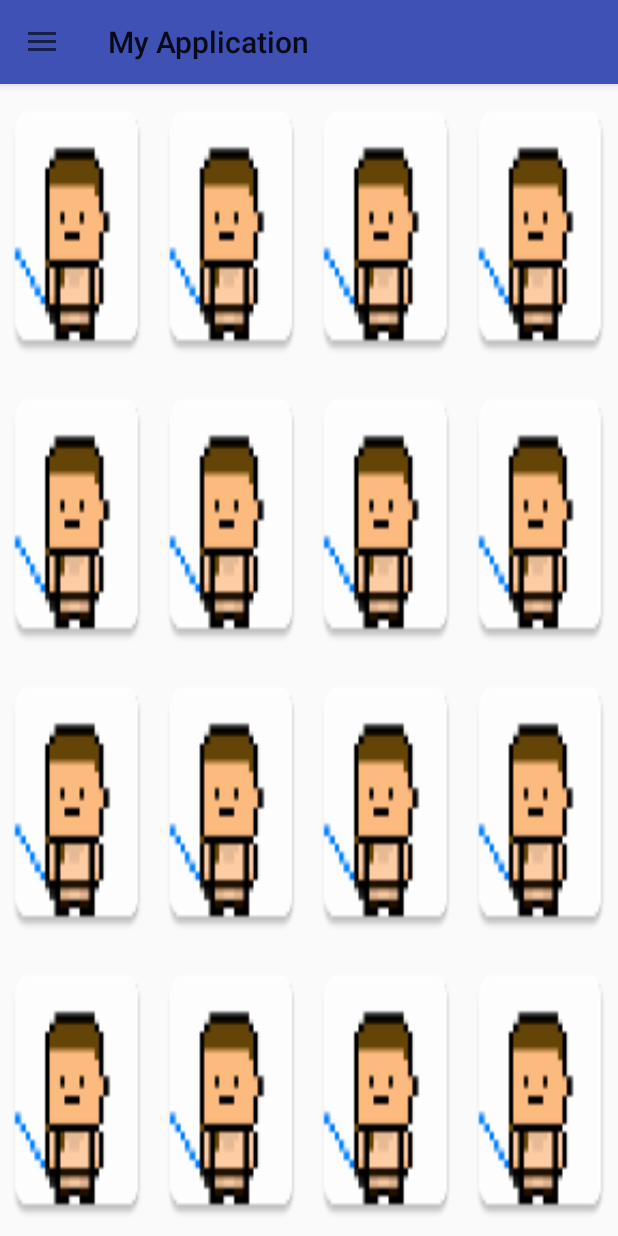
After one commit to krnx/android-padawan, an Android app: the MemoryActivity screen opened directly, with no data from a screen before it, on a phone screen of 412 x 824 dp. The commit adds this screen. Run offline under Robolectric (Android 15) with nearby library versions, the phone set to English and light mode, and no system bars; libraries missing offline, so code that uses them is left out: com.example.material, com.twitter.sdk, io.fabric.sdk; 3 statements that could not run were skipped.

Commit message:
Adde Memory Activity

```diff
--- a/app/build.gradle
+++ b/app/build.gradle
@@ -21,7 +21,7 @@ android {
 
     defaultConfig {
         applicationId "com.example.krnx.padawan"
-        minSdkVersion 19
+        minSdkVersion 21
         targetSdkVersion 23
         versionCode 1
         versionName "1.0"
@@ -44,5 +44,6 @@ dependencies {
     compile('com.twitter.sdk.android:twitter:1.14.1@aar') {
         transitive = true;
     }
+    compile project(':flipper')
 
 }
--- a/app/src/main/AndroidManifest.xml
+++ b/app/src/main/AndroidManifest.xml
@@ -31,6 +31,7 @@
         <activity android:name=".RankingActivity"></activity>
         <activity android:name=".PlayerActivity"></activity>
         <activity android:name=".SensorActivity"></activity>
+        <activity android:name=".MemoryActivity"></activity>
         <activity android:name=".TwitterActivity"></activity>
         <meta-data
             android:name="io.fabric.ApiKey"
--- a/app/src/main/java/com/example/krnx/padawan/BaseActivity.java
+++ b/app/src/main/java/com/example/krnx/padawan/BaseActivity.java
@@ -72,6 +72,9 @@ public class BaseActivity extends AppCompatActivity implements NavigationView.On
             case R.id.twitter:
                 startActivity(new Intent(getApplicationContext(), TwitterActivity.class));
                 break;
+            case R.id.memory:
+                startActivity(new Intent(getApplicationContext(), MemoryActivity.class));
+                break;
         }
 
         DrawerLayout drawer = (DrawerLayout) findViewById(R.id.drawer_layout);
--- /dev/null
+++ b/app/src/main/res/layout/activity_memory.xml
@@ -0,0 +1,145 @@
+<?xml version="1.0" encoding="utf-8"?>
+<RelativeLayout xmlns:android="http://schemas.android.com/apk/res/android"
+    android:orientation="vertical" android:layout_width="match_parent"
+    android:layout_height="match_parent"
+    android:gravity="center">
+
+    <GridLayout
+        android:layout_width="match_parent"
+        android:layout_height="match_parent"
+        android:layout_alignParentTop="true"
+        android:layout_alignParentStart="true"
+        android:columnCount="4"
+        android:rowCount="4"
+        android:orientation="horizontal">
+
+
+        <ImageView
+            android:id="@+id/memory_card0"
+            android:layout_row="0"
+            android:layout_column="0"
+            android:background="@mipmap/avatar"
+            android:layout_columnWeight="1"
+            android:layout_rowWeight="1" />
+
+        <ImageView
+            android:id="@+id/memory_card1"
+            android:layout_row="0"
+            android:layout_column="1"
+            android:background="@mipmap/avatar"
+            android:layout_columnWeight="1"
+            android:layout_rowWeight="1" />
+
+        <ImageView
+            android:id="@+id/memory_card2"
+            android:layout_row="0"
+            android:layout_column="2"
+            android:background="@mipmap/avatar"
+            android:layout_columnWeight="1"
+            android:layout_rowWeight="1" />
+
+        <ImageView
+            android:id="@+id/memory_card3"
+            android:layout_row="0"
+            android:layout_column="3"
+            android:background="@mipmap/avatar"
+            android:layout_columnWeight="1"
+            android:layout_rowWeight="1" />
+
+        <ImageView
+            android:id="@+id/memory_card4"
+            android:layout_row="1"
+            android:layout_column="0"
+            android:background="@mipmap/avatar"
+            android:layout_columnWeight="1"
+            android:layout_rowWeight="1" />
+
+        <ImageView
+            android:id="@+id/memory_card5"
+            android:layout_row="1"
+            android:layout_column="1"
+            android:background="@mipmap/avatar"
+            android:layout_columnWeight="1"
+            android:layout_rowWeight="1" />
+
+        <ImageView
+            android:id="@+id/memory_card6"
+            android:layout_row="1"
+            android:layout_column="2"
+            android:background="@mipmap/avatar"
+            android:layout_columnWeight="1"
+            android:layout_rowWeight="1" />
+
+        <ImageView
+            android:id="@+id/memory_card7"
+            android:layout_row="1"
+            android:layout_column="3"
+            android:background="@mipmap/avatar"
+            android:layout_columnWeight="1"
+            android:layout_rowWeight="1" />
+
+        <ImageView
+            android:id="@+id/memory_card8"
+            android:layout_row="2"
+            android:layout_column="0"
+            android:background="@mipmap/avatar"
+            android:layout_columnWeight="1"
+            android:layout_rowWeight="1" />
+
+        <ImageView
+            android:id="@+id/memory_card9"
+            android:layout_row="2"
+            android:layout_column="1"
+            android:background="@mipmap/avatar"
+            android:layout_columnWeight="1"
+            android:layout_rowWeight="1" />
+
+        <ImageView
+            android:id="@+id/memory_card10"
+            android:layout_row="2"
+            android:layout_column="2"
+            android:background="@mipmap/avatar"
+            android:layout_columnWeight="1"
+            android:layout_rowWeight="1" />
+
+        <ImageView
+            android:id="@+id/memory_card11"
+            android:layout_row="2"
+            android:layout_column="3"
+            android:background="@mipmap/avatar"
+            android:layout_columnWeight="1"
+            android:layout_rowWeight="1" />
+
+        <ImageView
+            android:id="@+id/memory_card12"
+            android:layout_row="3"
+            android:layout_column="0"
+            android:background="@mipmap/avatar"
+            android:layout_columnWeight="1"
+            android:layout_rowWeight="1" />
+
+        <ImageView
+            android:id="@+id/memory_card13"
+            android:layout_row="3"
+            android:layout_column="1"
+            android:background="@mipmap/avatar"
+            android:layout_columnWeight="1"
+            android:layout_rowWeight="1" />
+
+        <ImageView
+            android:id="@+id/memory_card14"
+            android:layout_row="3"
+            android:layout_column="2"
+            android:background="@mipmap/avatar"
+            android:layout_columnWeight="1"
+            android:layout_rowWeight="1" />
+
+        <ImageView
+            android:id="@+id/memory_card15"
+            android:layout_row="3"
+            android:layout_column="3"
+            android:background="@mipmap/avatar"
+            android:layout_columnWeight="1"
+            android:layout_rowWeight="1" />
+    </GridLayout>
+</RelativeLayout>
--- a/app/src/main/res/menu/activity_base_drawer.xml
+++ b/app/src/main/res/menu/activity_base_drawer.xml
@@ -17,6 +17,9 @@
         <item
             android:id="@+id/twitter"
             android:title="@string/twitter" />
+        <item
+            android:id="@+id/memory"
+            android:title="@string/memory" />
     </group>
 
 </menu>
--- a/app/src/main/res/values/strings.xml
+++ b/app/src/main/res/values/strings.xml
@@ -99,5 +99,6 @@
     <string name="player">Reproductor</string>
     <string name="sensor">Sensors</string>
     <string name="twitter">Twitter Login</string>
+    <string name="memory">Memory</string>
 
 </resources>
--- a/settings.gradle
+++ b/settings.gradle
@@ -1 +1 @@
-include ':app'
+include ':app', ':flipper'
```
Also changed, not shown: app/src/main/java/com/example/krnx/padawan/MemoryActivity.java (added, +91 -0 lines), app/src/main/c3po-web.png (added), app/src/main/res/mipmap-hdpi/c3po.png (added), app/src/main/res/mipmap-mdpi/c3po.png (added), app/src/main/res/mipmap-xhdpi/c3po.png (added), app/src/main/res/mipmap-xxhdpi/c3po.png (added), app/src/main/res/mipmap-xxxhdpi/c3po.png (added).
